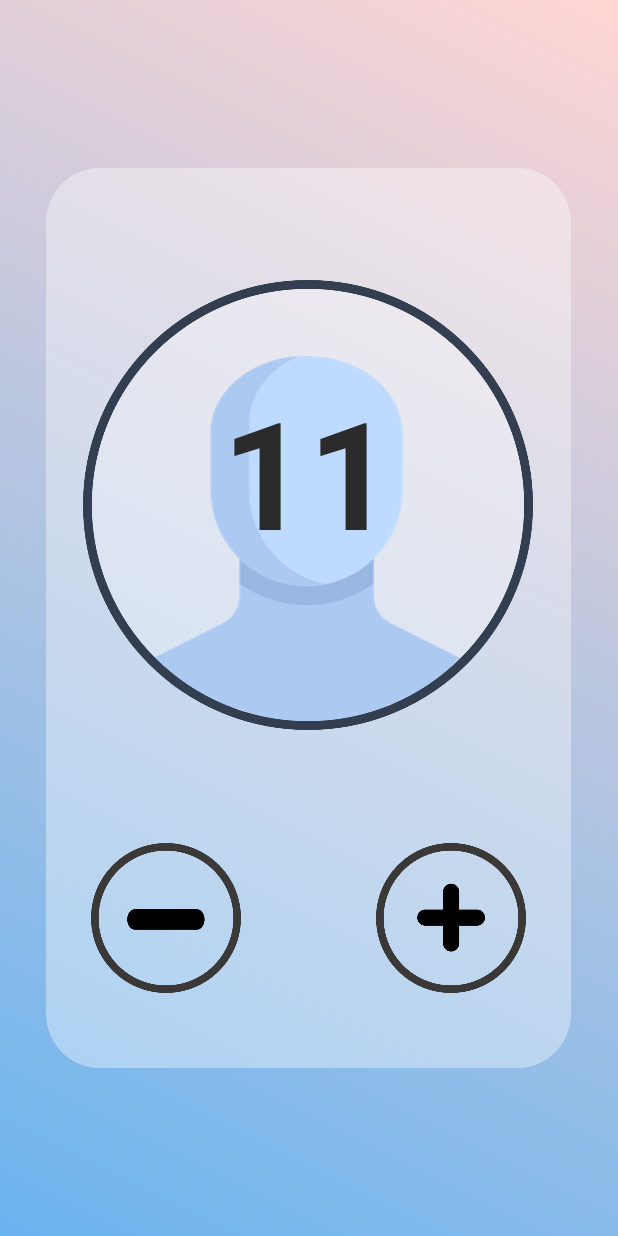
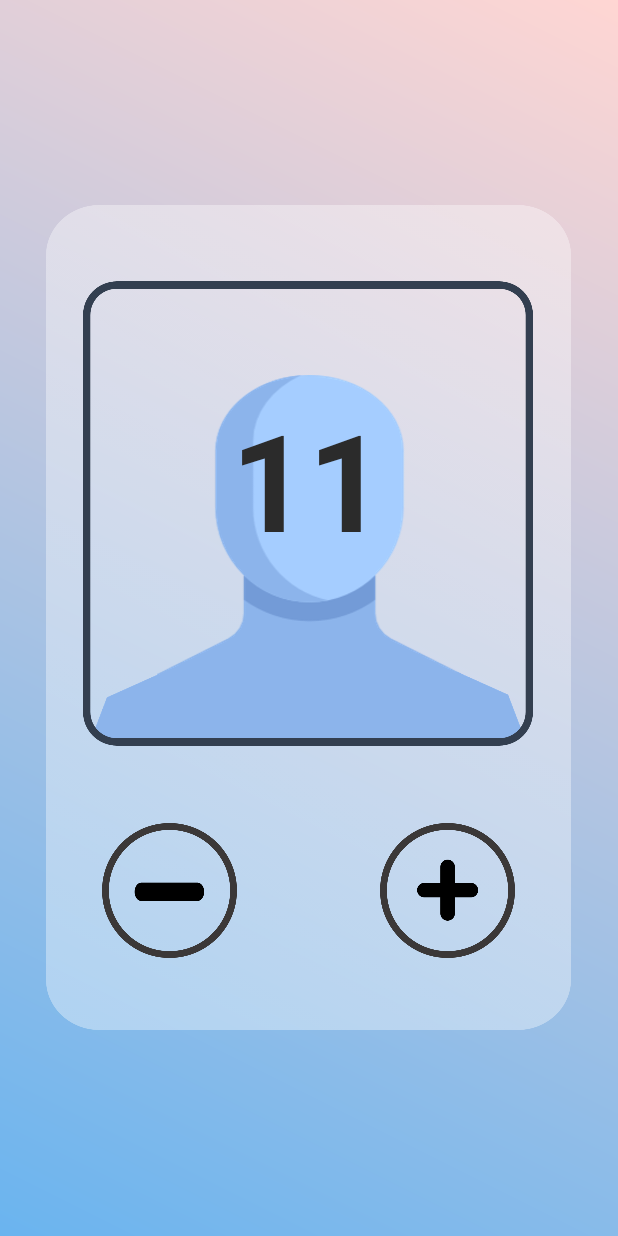
Before and after one commit to DongHwan97/SunmoonBus, an Android app: the layout activity_driver_people.xml on its own in the app's theme, with its tools: preview values and no code run, on a phone screen of 412 x 824 dp. Run offline under Robolectric (Android 15) with nearby library versions, the phone set to English and light mode, and no system bars.

Commit message:
인원 카운트 xml 수정(그림수정)

```diff
--- a/app/src/main/res/layout/activity_driver_people.xml
+++ b/app/src/main/res/layout/activity_driver_people.xml
@@ -9,7 +9,7 @@
 
     <LinearLayout
         android:layout_width="350dp"
-        android:layout_height="600dp"
+        android:layout_height="550dp"
         android:layout_gravity="center"
         android:background="@drawable/list_back"
         android:orientation="vertical">
@@ -22,9 +22,9 @@
             <ImageView
                 android:id="@+id/count_imgaeView"
                 android:layout_width="300dp"
-                android:layout_height="300dp"
+                android:layout_height="350dp"
                 android:layout_gravity="center"
-                app:srcCompat="@drawable/count_people" />
+                app:srcCompat="@drawable/count_back" />
 
             <TextView
                 android:id="@+id/count_textView"
@@ -36,7 +36,7 @@
                 android:paddingBottom="45dp"
                 android:text="11"
                 android:textColor="#2B2B2B"
-                android:textSize="100sp"
+                android:textSize="90sp"
                 android:textStyle="bold" />
         </FrameLayout>
 
@@ -49,19 +49,19 @@
                 android:layout_width="match_parent"
                 android:layout_height="wrap_content"
                 android:layout_weight="1"
-                android:paddingRight="15dp">
+                android:paddingRight="10dp">
 
                 <ImageView
                     android:id="@+id/minus"
-                    android:layout_width="100dp"
-                    android:layout_height="100dp"
+                    android:layout_width="90dp"
+                    android:layout_height="90dp"
                     android:layout_gravity="center"
                     app:srcCompat="@drawable/minus_back" />
 
                 <Button
                     android:id="@+id/minus_button"
-                    android:layout_width="100dp"
-                    android:layout_height="100dp"
+                    android:layout_width="90dp"
+                    android:layout_height="90dp"
                     android:layout_gravity="center"
                     android:background="#00FFFFFF" />
             </FrameLayout>
@@ -70,19 +70,19 @@
                 android:layout_width="match_parent"
                 android:layout_height="wrap_content"
                 android:layout_weight="1"
-                android:paddingLeft="15dp">
+                android:paddingLeft="10dp">
 
                 <ImageView
                     android:id="@+id/plus"
-                    android:layout_width="100dp"
-                    android:layout_height="100dp"
+                    android:layout_width="90dp"
+                    android:layout_height="90dp"
                     android:layout_gravity="center"
                     app:srcCompat="@drawable/plus_back" />
 
                 <Button
                     android:id="@+id/plus_button"
-                    android:layout_width="100dp"
-                    android:layout_height="100dp"
+                    android:layout_width="90dp"
+                    android:layout_height="90dp"
                     android:layout_gravity="center"
                     android:background="#00FFFFFF" />
             </FrameLayout>
```
Also changed, not shown: app/src/main/res/drawable/count_back.png (added), app/src/main/res/drawable/count_people.png (deleted), app/src/main/res/drawable/counting_people.png (deleted), app/src/main/res/drawable/minus_button.png (deleted), app/src/main/res/drawable/plus_button.png (deleted).
